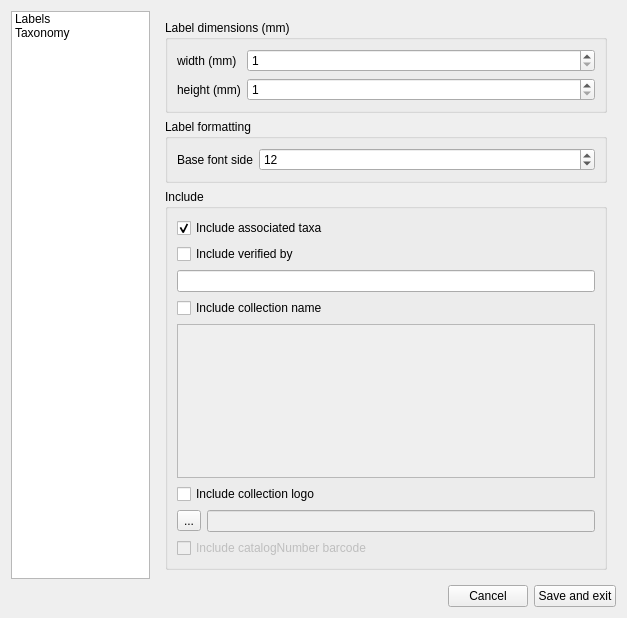
The window that ui/settingsUI.ui (CapPow/collBook) describes before a commit, drawn with Qt 5.
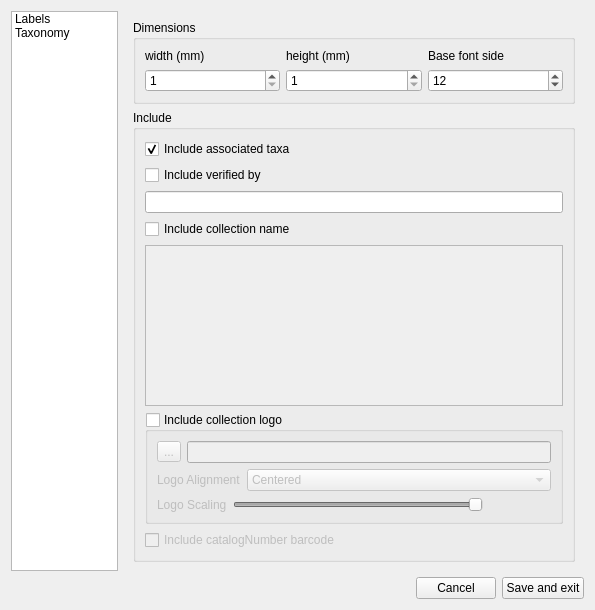
The same window after the commit. Icons and pictures are not drawn.

Commit message: started incorperating institution logo functions

Diff of the .ui file:
```diff
--- a/ui/settingsUI.ui
+++ b/ui/settingsUI.ui
@@ -6,8 +6,8 @@
    <rect>
     <x>0</x>
     <y>0</y>
-    <width>627</width>
-    <height>618</height>
+    <width>595</width>
+    <height>610</height>
    </rect>
   </property>
   <property name="minimumSize">
@@ -84,17 +84,24 @@
             <item row="0" column="0">
              <widget class="QGroupBox" name="labelDimentionsGroup">
               <property name="title">
-               <string>Label dimensions (mm)</string>
+               <string>Dimensions</string>
               </property>
-              <layout class="QFormLayout" name="formLayout_4">
-               <item row="1" column="0">
+              <layout class="QGridLayout" name="gridLayout_5">
+               <item row="0" column="2">
+                <widget class="QLabel" name="yLabel">
+                 <property name="text">
+                  <string>height (mm)</string>
+                 </property>
+                </widget>
+               </item>
+               <item row="0" column="0">
                 <widget class="QLabel" name="xLabel">
                  <property name="text">
                   <string>width (mm)</string>
                  </property>
                 </widget>
                </item>
-               <item row="1" column="1">
+               <item row="1" column="0">
                 <widget class="QSpinBox" name="value_X">
                  <property name="minimum">
                   <number>1</number>
@@ -104,14 +111,7 @@
                  </property>
                 </widget>
                </item>
-               <item row="2" column="0">
-                <widget class="QLabel" name="yLabel">
-                 <property name="text">
-                  <string>height (mm)</string>
-                 </property>
-                </widget>
-               </item>
-               <item row="2" column="1">
+               <item row="1" column="2">
                 <widget class="QSpinBox" name="value_Y">
                  <property name="minimum">
                   <number>1</number>
@@ -121,18 +121,56 @@
                  </property>
                 </widget>
                </item>
+               <item row="0" column="3">
+                <widget class="QLabel" name="relFontLabell">
+                 <property name="text">
+                  <string>Base font side</string>
+                 </property>
+                </widget>
+               </item>
+               <item row="1" column="3">
+                <widget class="QSpinBox" name="value_RelFont">
+                 <property name="value">
+                  <number>12</number>
+                 </property>
+                </widget>
+               </item>
               </layout>
              </widget>
             </item>
-            <item row="2" column="0">
+            <item row="1" column="0">
              <widget class="QGroupBox" name="labelIncludeGroup">
               <property name="title">
                <string>Include</string>
               </property>
               <layout class="QFormLayout" name="formLayout_3">
+               <item row="2" column="0" colspan="2">
+                <widget class="QCheckBox" name="value_inc_Associated">
+                 <property name="text">
+                  <string>Include associated taxa</string>
+                 </property>
+                 <property name="checked">
+                  <bool>true</bool>
+                 </property>
+                </widget>
+               </item>
+               <item row="3" column="0" colspan="2">
+                <widget class="QCheckBox" name="value_inc_VerifiedBy">
+                 <property name="text">
+                  <string>Include verified by</string>
+                 </property>
+                </widget>
+               </item>
                <item row="5" column="0" colspan="2">
                 <widget class="QLineEdit" name="value_VerifiedBy"/>
                </item>
+               <item row="6" column="0" colspan="2">
+                <widget class="QCheckBox" name="value_inc_CollectionName">
+                 <property name="text">
+                  <string>Include collection name</string>
+                 </property>
+                </widget>
+               </item>
                <item row="7" column="0" colspan="2">
                 <widget class="QPlainTextEdit" name="value_CollectionName">
                  <property name="enabled">
@@ -140,59 +178,140 @@
                  </property>
                 </widget>
                </item>
-               <item row="9" column="0">
-                <widget class="QToolButton" name="toolButton_GetLogoPath">
-                 <property name="text">
-                  <string>...</string>
-                 </property>
-                 <property name="icon">
-                  <iconset resource="resources/Resources.qrc">
-                   <normaloff>:/rc_/chevron-right.svg</normaloff>:/rc_/chevron-right.svg</iconset>
-                 </property>
-                 <property name="iconSize">
-                  <size>
-                   <width>18</width>
-                   <height>18</height>
-                  </size>
-                 </property>
-                </widget>
-               </item>
-               <item row="9" column="1">
-                <widget class="QLineEdit" name="value_LogoPath">
-                 <property name="enabled">
-                  <bool>false</bool>
-                 </property>
-                </widget>
-               </item>
                <item row="8" column="0" colspan="2">
-                <widget class="QCheckBox" name="value_inc_Logo">
-                 <property name="text">
+                <widget class="QGroupBox" name="value_inc_Logo">
+                 <property name="title">
                   <string>Include collection logo</string>
                  </property>
-                </widget>
-               </item>
-               <item row="6" column="0" colspan="2">
-                <widget class="QCheckBox" name="value_inc_CollectionName">
-                 <property name="text">
-                  <string>Include collection name</string>
-                 </property>
-                </widget>
-               </item>
-               <item row="3" column="0" colspan="2">
-                <widget class="QCheckBox" name="value_inc_VerifiedBy">
-                 <property name="text">
-                  <string>Include verified by</string>
-                 </property>
-                </widget>
-               </item>
-               <item row="2" column="0" colspan="2">
-                <widget class="QCheckBox" name="value_inc_Associated">
-                 <property name="text">
-                  <string>Include associated taxa</string>
-                 </property>
-                 <property name="checked">
+                 <property name="checkable">
                   <bool>true</bool>
                  </property>
+                 <property name="checked">
+                  <bool>false</bool>
+                 </property>
+                 <layout class="QGridLayout" name="gridLayout_4">
+                  <item row="1" column="0" colspan="2">
+                   <layout class="QHBoxLayout" name="horizontalLayout" stretch="0,10">
+                    <item>
+                     <widget class="QLabel" name="label_2">
+                      <property name="text">
+                       <string>Logo Alignment</string>
+                      </property>
+                     </widget>
+                    </item>
+                    <item>
+                     <widget class="QComboBox" name="value_LogoAlignment">
+                      <property name="currentIndex">
+                       <number>4</number>
+                      </property>
+                      <item>
+                       <property name="text">
+                        <string>Upper Left</string>
+                       </property>
+                      </item>
+                      <item>
+                       <property name="text">
+                        <string>Upper Center</string>
+                       </property>
+                      </item>
+                      <item>
+                       <property name="text">
+                        <string>Upper Right</string>
+                       </property>
+                      </item>
+                      <item>
+                       <property name="text">
+                        <string>Center Left</string>
+                       </property>
+                      </item>
+                      <item>
+                       <property name="text">
+                        <string>Centered</string>
+                       </property>
+                      </item>
+                      <item>
+                       <property name="text">
+                        <string>Center Right</string>
+                       </property>
+                      </item>
+                      <item>
+                       <property name="text">
+                        <string>Lower Left</string>
+                       </property>
+                      </item>
+                      <item>
+                       <property name="text">
+                        <string>Lower Center</string>
+                       </property>
+                      </item>
+                      <item>
+                       <property name="text">
+                        <string>Lower Right</string>
+                       </property>
+                      </item>
+                     </widget>
+                    </item>
+                   </layout>
+                  </item>
+                  <item row="0" column="0">
+                   <widget class="QToolButton" name="toolButton_GetLogoPath">
+                    <property name="text">
+                     <string>...</string>
+                    </property>
+                    <property name="icon">
+                     <iconset resource="resources/Resources.qrc">
+                      <normaloff>:/rc_/chevron-right.svg</normaloff>:/rc_/chevron-right.svg</iconset>
+                    </property>
+                    <property name="iconSize">
+                     <size>
+                      <width>18</width>
+                      <height>18</height>
+                     </size>
+                    </property>
+                   </widget>
+                  </item>
+                  <item row="0" column="1">
+                   <widget class="QLineEdit" name="value_LogoPath">
+                    <property name="enabled">
+                     <bool>false</bool>
+                    </property>
+                   </widget>
+                  </item>
+                  <item row="2" column="0" colspan="2">
+                   <layout class="QHBoxLayout" name="horizontalLayout_2" stretch="1,8,2">
+                    <item>
+                     <widget class="QLabel" name="label_3">
+                      <property name="text">
+                       <string>Logo Scaling</string>
+                      </property>
+                     </widget>
+                    </item>
+                    <item>
+                     <widget class="QSlider" name="value_LogoScaling">
+                      <property name="maximum">
+                       <number>100</number>
+                      </property>
+                      <property name="value">
+                       <number>100</number>
+                      </property>
+                      <property name="orientation">
+                       <enum>Qt::Horizontal</enum>
+                      </property>
+                     </widget>
+                    </item>
+                    <item>
+                     <widget class="QLabel" name="label_sliderValue">
+                      <property name="text">
+                       <string/>
+                      </property>
+                      <property name="alignment">
+                       <set>Qt::AlignRight|Qt::AlignTrailing|Qt::AlignVCenter</set>
+                      </property>
+                     </widget>
+                    </item>
+                   </layout>
+                  </item>
+                 </layout>
                 </widget>
                </item>
                <item row="11" column="0" colspan="2">
@@ -208,29 +327,6 @@
               </layout>
              </widget>
             </item>
-            <item row="1" column="0">
-             <widget class="QGroupBox" name="groupBox_2">
-              <property name="title">
-               <string>Label formatting</string>
-              </property>
-              <layout class="QFormLayout" name="formLayout">
-               <item row="0" column="0">
-                <widget class="QLabel" name="relFontLabell">
-                 <property name="text">
-                  <string>Base font side</string>
-                 </property>
-                </widget>
-               </item>
-               <item row="0" column="1">
-                <widget class="QSpinBox" name="value_RelFont">
-                 <property name="value">
-                  <number>12</number>
-                 </property>
-                </widget>
-               </item>
-              </layout>
-             </widget>
-            </item>
            </layout>
           </widget>
           <widget class="QWidget" name="TaxPrefPage">
@@ -452,7 +548,7 @@
     <rect>
      <x>0</x>
      <y>0</y>
-     <width>627</width>
+     <width>595</width>
      <height>22</height>
     </rect>
    </property>
```
Left out of the diff: 63 changed lines with no effect on the pictures. The commit also changes 7 other files.
